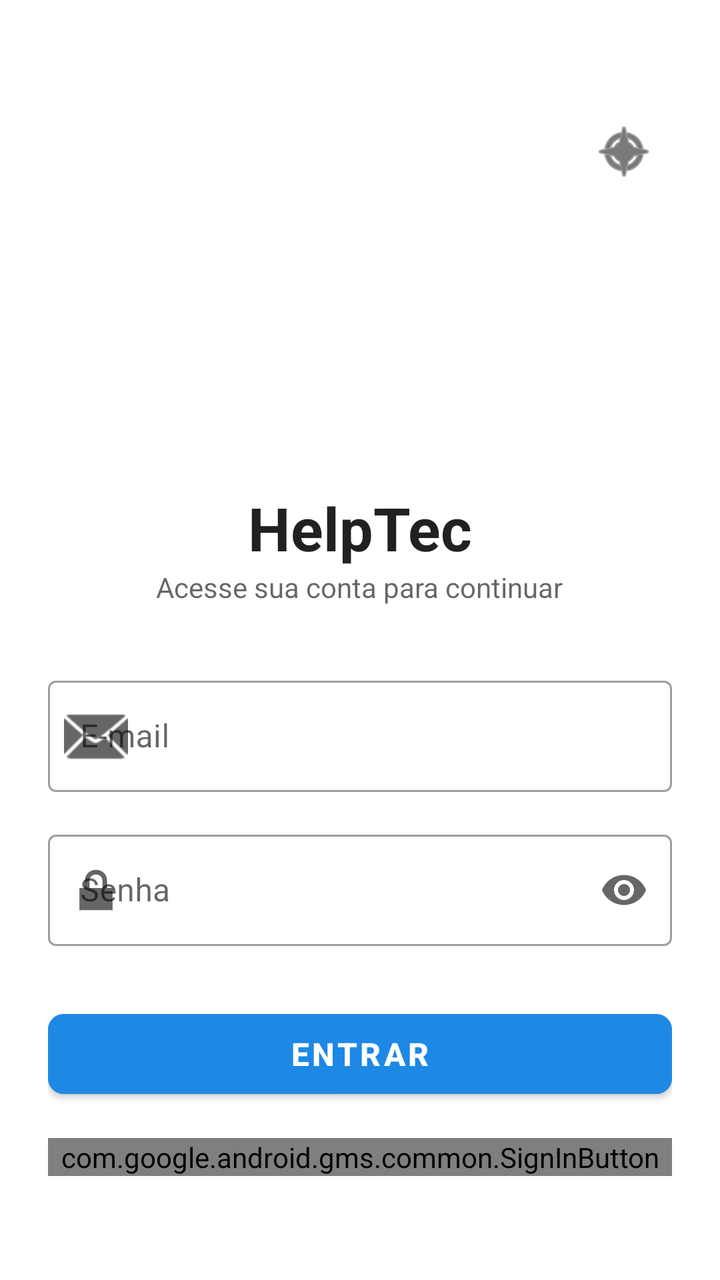
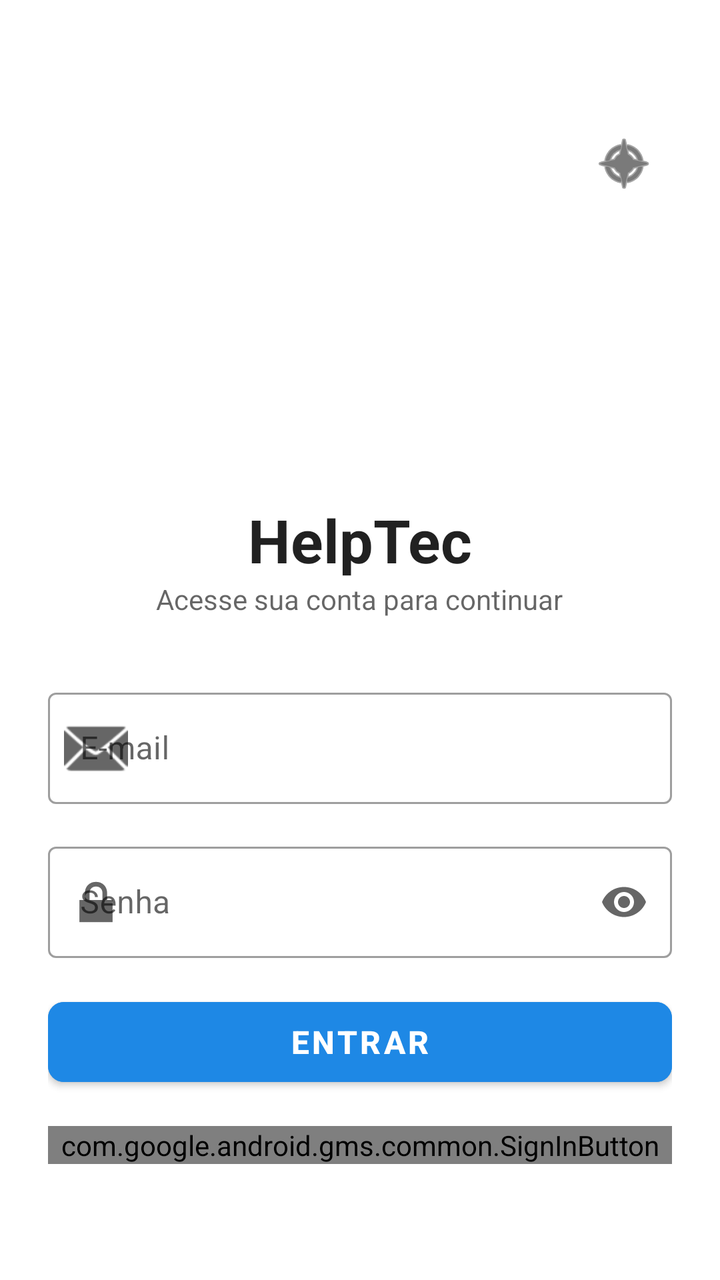

Before-and-after screenshots of an Android layout around one commit, followed by the original layout XML and the change that was made.
<!-- AndroidManifest.xml: application theme Theme.MaterialComponents.DayNight.NoActionBar -->
<!-- res/layout/activity_login.xml -->
<?xml version="1.0" encoding="utf-8"?>
<ScrollView xmlns:android="http://schemas.android.com/apk/res/android"
    xmlns:app="http://schemas.android.com/apk/res-auto"
    android:layout_width="match_parent"
    android:layout_height="match_parent"
    android:fillViewport="true"
    android:background="?android:attr/colorBackground">

    <LinearLayout
        android:layout_width="match_parent"
        android:layout_height="wrap_content"
        android:gravity="center"
        android:orientation="vertical"
        android:padding="24dp">

        
        <RelativeLayout
            android:layout_width="match_parent"
            android:layout_height="wrap_content">

            <ImageButton
                android:id="@+id/btnAlternarTema"
                android:layout_width="48dp"
                android:layout_height="48dp"
                android:layout_alignParentEnd="true"
                android:background="?attr/selectableItemBackgroundBorderless"
                android:contentDescription="Alternar Tema"
                android:src="@android:drawable/ic_menu_compass"
                app:tint="?android:attr/textColorPrimary" />
        </RelativeLayout>

        
        <ImageView
            android:id="@+id/imgLogo"
            android:layout_width="120dp"
            android:layout_height="120dp"
            android:layout_marginTop="8dp"
            android:layout_marginBottom="16dp"
            android:contentDescription="Logo HelpTec"
            android:src="@mipmap/helptec" />

        
        <TextView
            android:layout_width="wrap_content"
            android:layout_height="wrap_content"
            android:text="HelpTec"
            android:textColor="?android:attr/textColorPrimary"
            android:textSize="30sp"
            android:textStyle="bold" />

        <TextView
            android:layout_width="wrap_content"
            android:layout_height="wrap_content"
            android:layout_marginBottom="32dp"
            android:text="Acesse sua conta para continuar"
            android:textColor="?android:attr/textColorSecondary"
            android:textSize="14sp" />

        
        <com.google.android.material.textfield.TextInputLayout
            style="@style/Widget.MaterialComponents.TextInputLayout.OutlinedBox"
            android:layout_width="match_parent"
            android:layout_height="wrap_content"
            android:hint="E-mail"
            app:startIconDrawable="@android:drawable/ic_dialog_email"
            app:startIconTint="?android:attr/textColorSecondary">

            <com.google.android.material.textfield.TextInputEditText
                android:id="@+id/etEmail"
                android:layout_width="match_parent"
                android:layout_height="wrap_content"
                android:inputType="textEmailAddress"
                android:textColor="?android:attr/textColorPrimary" />
        </com.google.android.material.textfield.TextInputLayout>

        
        <com.google.android.material.textfield.TextInputLayout
            style="@style/Widget.MaterialComponents.TextInputLayout.OutlinedBox"
            android:layout_width="match_parent"
            android:layout_height="wrap_content"
            android:layout_marginTop="16dp"
            android:hint="Senha"
            app:passwordToggleEnabled="true"
            app:passwordToggleTint="?android:attr/textColorSecondary"
            app:startIconDrawable="@android:drawable/ic_lock_lock"
            app:startIconTint="?android:attr/textColorSecondary">

            <com.google.android.material.textfield.TextInputEditText
                android:id="@+id/etSenha"
                android:layout_width="match_parent"
                android:layout_height="wrap_content"
                android:inputType="textPassword"
                android:textColor="?android:attr/textColorPrimary" />
        </com.google.android.material.textfield.TextInputLayout>

        
        <com.google.android.material.button.MaterialButton
            android:id="@+id/btnLogin"
            android:layout_width="match_parent"
            android:layout_height="52dp"
            android:layout_marginTop="28dp"
            android:backgroundTint="#1E88E5"
            android:text="ENTRAR"
            android:textColor="#FFFFFF"
            android:textSize="16sp"
            android:textStyle="bold"
            app:cornerRadius="8dp" />

        
        <com.google.android.gms.common.SignInButton
            android:id="@+id/btnLoginGoogle"
            android:layout_width="match_parent"
            android:layout_height="wrap_content"
            android:layout_marginTop="16dp" />

    </LinearLayout>
</ScrollView>
<!-- resources referenced by this layout -->
<resources>
  <!-- mipmap helptec (mipmap-anydpi-v26) -->
  <?xml version="1.0" encoding="utf-8"?>
  <adaptive-icon xmlns:android="http://schemas.android.com/apk/res/android">
      <background android:drawable="@drawable/helptec_background"/>
      <foreground android:drawable="@mipmap/helptec_foreground"/>
      <monochrome android:drawable="@mipmap/helptec_foreground"/>
  </adaptive-icon>
  <!-- drawable helptec_background: vector/xml drawable (drawable, 4866 chars, omitted) -->
</resources>

<!-- the commit's change to res/layout/activity_login.xml (unified diff, before → after) -->
@@ -94,11 +94,19 @@
         </com.google.android.material.textfield.TextInputLayout>
 
         
+        <ProgressBar
+            android:id="@+id/progressBar"
+            android:layout_width="wrap_content"
+            android:layout_height="wrap_content"
+            android:layout_marginTop="16dp"
+            android:visibility="gone" />
+
+        
         <com.google.android.material.button.MaterialButton
             android:id="@+id/btnLogin"
             android:layout_width="match_parent"
             android:layout_height="52dp"
-            android:layout_marginTop="28dp"
+            android:layout_marginTop="16dp"
             android:backgroundTint="#1E88E5"
             android:text="ENTRAR"
             android:textColor="#FFFFFF"
